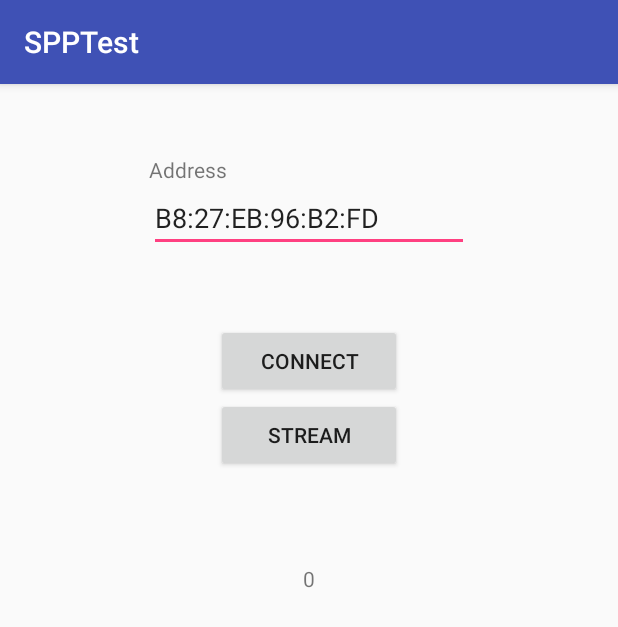
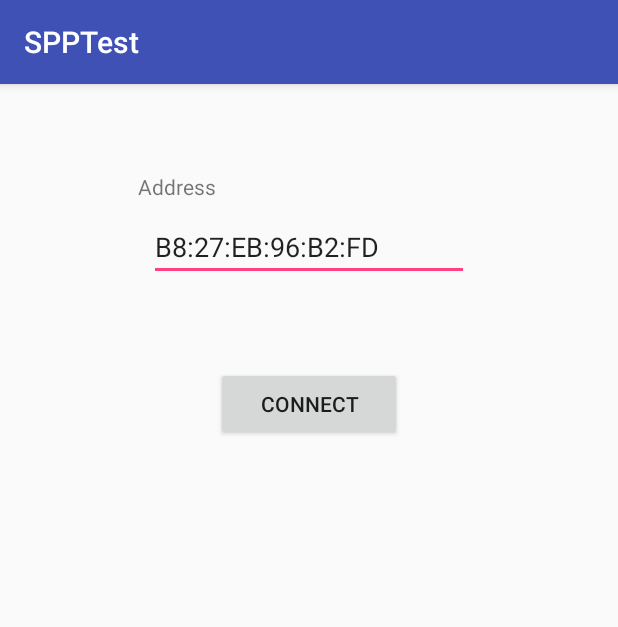
Before and after one commit to FRCteam4909/TGA-Bluetooth-SPP-FeasibilityTest, an Android app: the screen it shows after launch (MainActivity), after a tap on "CONNECT", on a phone screen of 412 x 824 dp. Shown: the top 627 px of the screen. Run offline under Robolectric (Android 15) with nearby library versions, the phone set to English and light mode, and no system bars.

Commit message:
Simplify Code

```diff
--- a/app/src/main/java/com/example/bcarlson/spptest/MainActivity.java
+++ b/app/src/main/java/com/example/bcarlson/spptest/MainActivity.java
@@ -23,9 +23,6 @@ public class MainActivity extends AppCompatActivity {
 
     private ScoutWriter mScoutWriter;
     private ScoutReader mScoutReader;
-    private TextView tvBytes;
-
-    Integer mTotalBytes;
 
     @Override
     protected void onCreate(Bundle savedInstanceState) {
@@ -34,57 +31,35 @@ public class MainActivity extends AppCompatActivity {
 
         Button btConnect = (Button)findViewById(R.id.btConnect);
         final TextView etAddress = (TextView)findViewById(R.id.etAddress);
-        tvBytes = (TextView)findViewById(R.id.tvBytesRead);
-
-        mTotalBytes = 0;
 
         btConnect.setOnClickListener(new View.OnClickListener() {
             @Override
             public void onClick(View view) {
                 String connectAddress = etAddress.getText().toString();
-                Log.v("CONNECT", "Attempting Connect - " + connectAddress);
                 connectBluetooth(connectAddress);
             }
         });
     }
 
-
     public void connectBluetooth(String mac) {
+        try {
             mBluetoothAdapter = BluetoothAdapter.getDefaultAdapter();
 
-        try {
             mBluetoothDevice = mBluetoothAdapter.getRemoteDevice(mac);
-        } catch (Exception e) {
-            Log.v(TAG, e.getMessage());
-        }
 
             UUID SERIAL_UUID = UUID.fromString("94f39d29-7d6d-437d-973b-fba39e49d4ee");
 
-        try {
             mBluetoothSocket = mBluetoothDevice.createRfcommSocketToServiceRecord(SERIAL_UUID);
-        } catch (Exception e) {
-            Log.v("CONNECT","Error creating socket");
-        }
 
-        try {
             mBluetoothSocket.connect();
-            connected();
-            Log.v("CONNECT","Connected");
-        } catch (Exception e) {
-            Log.v("CONNECT", e.getMessage());
-        }
-    }
 
-    public void connected(){
             mScoutWriter = new ScoutWriter(mBluetoothSocket);
             mScoutWriter.start();
 
             mScoutReader = new ScoutReader(mBluetoothSocket, MainActivity.this);
             mScoutReader.start();
-    }
-
-    public void updateBytesRead(Integer bytes) {
-        mTotalBytes += bytes;
-        tvBytes.setText(mTotalBytes.toString());
+        } catch (Exception e) {
+            Log.v(TAG, e.getMessage());
         }
     }
+}
--- a/app/src/main/java/com/example/bcarlson/spptest/ScoutReader.java
+++ b/app/src/main/java/com/example/bcarlson/spptest/ScoutReader.java
@@ -34,18 +34,12 @@ public class ScoutReader extends Thread {
 
         byte[] testArray = new byte[255];
 
-
         while(true) {
 
             try {
                 final int bytesRead = mInputStream.read(testArray);
 
-                mMainActivity.runOnUiThread(new Runnable() {
-                    @Override
-                    public void run() {
-                        mMainActivity.updateBytesRead(bytesRead);
-                    }
-                });
+                Log.v(TAG, String.valueOf(bytesRead));
 
                 sleep(100);
             } catch (Exception e) {
--- a/app/src/main/java/com/example/bcarlson/spptest/ScoutWriter.java
+++ b/app/src/main/java/com/example/bcarlson/spptest/ScoutWriter.java
@@ -26,15 +26,12 @@ public class ScoutWriter extends Thread {
         } catch (Exception e) {
             Log.v(TAG, e.getMessage());
         }
-
     }
 
     public void run() {
-
-        byte[] testArray = "HelloThereHereAreSomeBytes".getBytes();
+        byte[] testArray = "[\"More Data\"]".getBytes();
 
         while(true) {
-
             try {
                 mOutputStream.write(testArray);
                 mOutputStream.flush();
@@ -45,7 +42,5 @@ public class ScoutWriter extends Thread {
             }
 
         }
-
     }
-
 }
--- a/app/src/main/res/layout/activity_main.xml
+++ b/app/src/main/res/layout/activity_main.xml
@@ -1,20 +1,10 @@
 <?xml version="1.0" encoding="utf-8"?>
-<RelativeLayout xmlns:android="http://schemas.android.com/apk/res/android"
+<android.support.constraint.ConstraintLayout xmlns:android="http://schemas.android.com/apk/res/android"
     xmlns:app="http://schemas.android.com/apk/res-auto"
     xmlns:tools="http://schemas.android.com/tools"
     android:layout_width="match_parent"
     android:layout_height="match_parent"
     tools:context="com.example.bcarlson.spptest.MainActivity">
-
-    <Button
-        android:id="@+id/btStream"
-        android:layout_width="124dp"
-        android:layout_height="49dp"
-        android:text="Stream"
-        tools:layout_editor_absoluteX="130dp"
-        tools:layout_editor_absoluteY="231dp"
-        android:layout_below="@+id/btConnect"
-        android:layout_centerHorizontal="true" />
 
     <TextView
         android:layout_width="wrap_content"
@@ -26,11 +16,7 @@
         app:layout_constraintRight_toRightOf="parent"
         app:layout_constraintTop_toTopOf="parent"
         app:layout_constraintVertical_bias="0.078"
-        android:id="@+id/textView"
-        android:layout_alignParentTop="true"
-        android:layout_alignLeft="@+id/etAddress"
-        android:layout_alignStart="@+id/etAddress"
-        android:layout_marginTop="47dp" />
+        android:id="@+id/textView" />
 
     <EditText
         android:id="@+id/etAddress"
@@ -39,30 +25,25 @@
         android:ems="10"
         android:inputType="textPersonName"
         android:text="B8:27:EB:96:B2:FD"
-        tools:layout_editor_absoluteX="85dp"
-        tools:layout_editor_absoluteY="56dp"
-        android:layout_below="@+id/textView"
-        android:layout_centerHorizontal="true" />
+        tools:layout_constraintTop_creator="1"
+        tools:layout_constraintRight_creator="1"
+        app:layout_constraintRight_toRightOf="parent"
+        android:layout_marginTop="8dp"
+        app:layout_constraintTop_toBottomOf="@+id/textView"
+        tools:layout_constraintLeft_creator="1"
+        app:layout_constraintLeft_toLeftOf="parent" />
 
     <Button
         android:id="@+id/btConnect"
         android:layout_width="124dp"
         android:layout_height="49dp"
         android:text="Connect"
-        tools:layout_editor_absoluteX="130dp"
-        tools:layout_editor_absoluteY="172dp"
-        android:layout_marginTop="48dp"
-        android:layout_below="@+id/etAddress"
-        android:layout_alignLeft="@+id/btStream"
-        android:layout_alignStart="@+id/btStream" />
+        tools:layout_constraintTop_creator="1"
+        tools:layout_constraintRight_creator="1"
+        app:layout_constraintRight_toRightOf="parent"
+        android:layout_marginTop="57dp"
+        app:layout_constraintTop_toBottomOf="@+id/etAddress"
+        tools:layout_constraintLeft_creator="1"
+        app:layout_constraintLeft_toLeftOf="parent" />
 
-    <TextView
-        android:id="@+id/tvBytesRead"
-        android:layout_width="wrap_content"
-        android:layout_height="wrap_content"
-        android:layout_below="@+id/btStream"
-        android:layout_centerHorizontal="true"
-        android:layout_marginTop="61dp"
-        android:text="0" />
-
-</RelativeLayout>
+</android.support.constraint.ConstraintLayout>
```
Also changed, not shown: 1 other file. Lines whose indentation alone changed are shown as unchanged.
